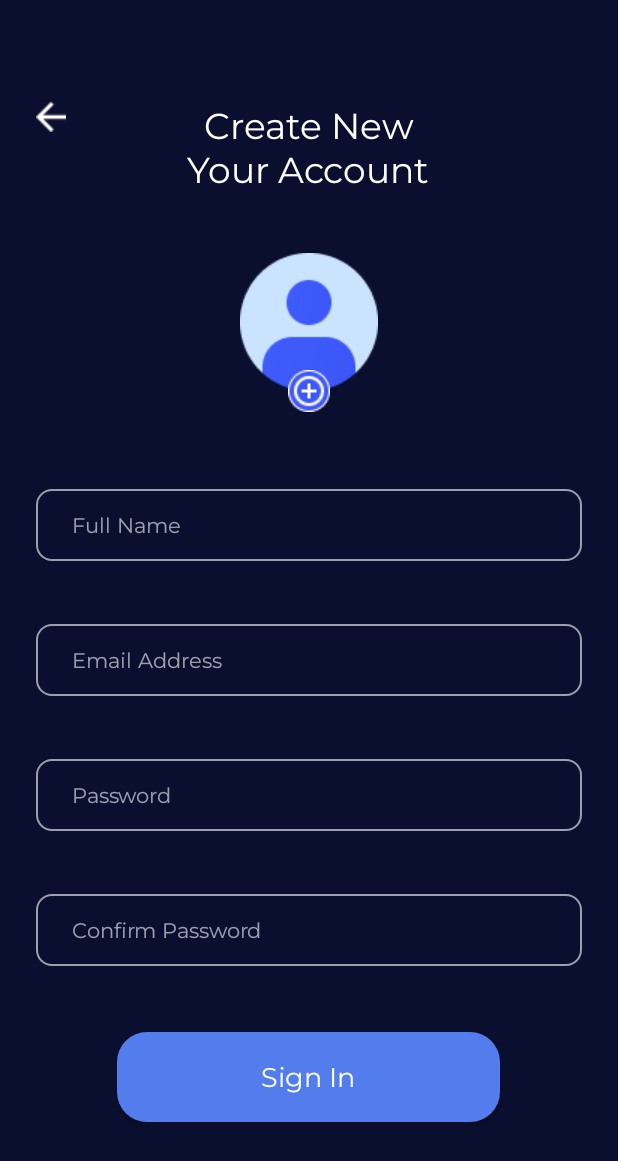
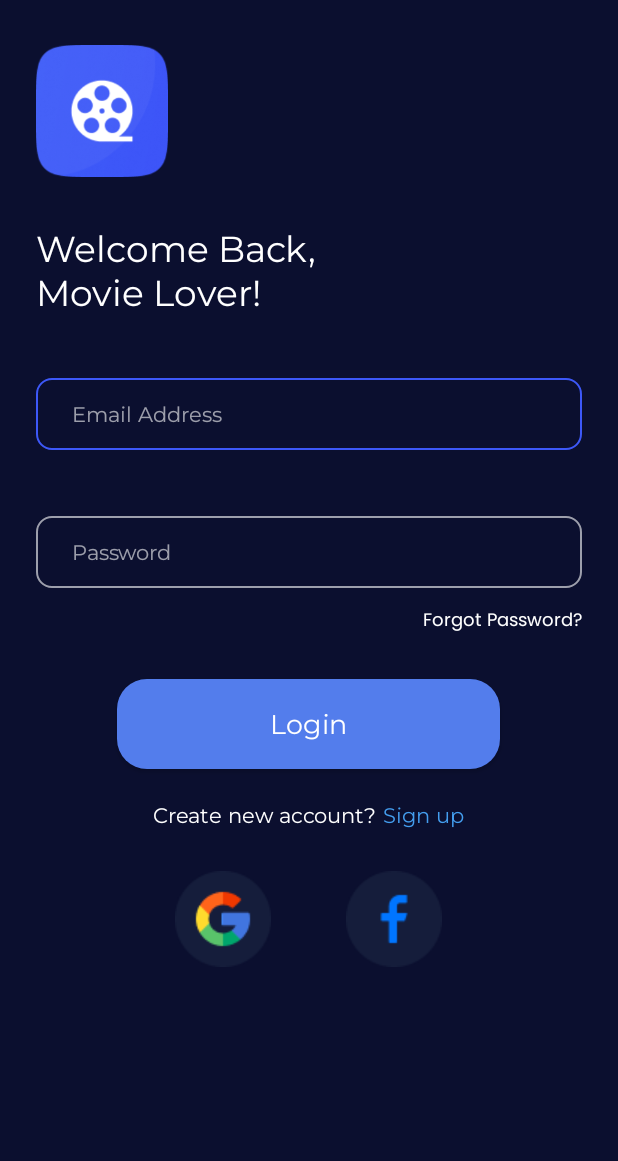
Before and after one commit to ManhHoDinh/MovieTicketApp, an Android app: the screen it shows after launch (SignUpActivity before the commit, SignInActivity after it), on a phone screen of 412 x 824 dp. Shown: the top 1161 px of the screen. Run offline under Robolectric (Android 15) with nearby library versions, the phone set to English and light mode, and no system bars.

Commit message:
Update SignIn and SignUp activity

```diff
--- a/app/src/main/AndroidManifest.xml
+++ b/app/src/main/AndroidManifest.xml
@@ -13,7 +13,7 @@
         tools:targetApi="31">
 
         <activity
-            android:name=".SignUpActivity"
+            android:name=".SignInActivity"
             android:exported="true">
             <intent-filter>
                 <action android:name="android.intent.action.MAIN" />
--- a/app/src/main/java/com/example/movieticketapp/SignUpActivity.java
+++ b/app/src/main/java/com/example/movieticketapp/SignUpActivity.java
@@ -1,13 +1,29 @@
 package com.example.movieticketapp;
 
+import android.app.Instrumentation;
+import android.content.Intent;
+import android.provider.MediaStore;
+import android.support.annotation.NonNull;
 import android.support.v7.app.AppCompatActivity;
 import android.os.Bundle;
+import android.view.View;
+import android.widget.ImageView;
 
 public class SignUpActivity extends AppCompatActivity {
+
 
     @Override
     protected void onCreate(Bundle savedInstanceState) {
         super.onCreate(savedInstanceState);
         setContentView(R.layout.activity_sign_up);
+        ImageView imageView =  findViewById(R.id.addimage);
+        imageView.setOnClickListener(new View.OnClickListener() {
+            @Override
+            public void onClick(View view) {
+                Intent intent =  new Intent(Intent.ACTION_PICK);
+                intent.setData(MediaStore.Images.Media.EXTERNAL_CONTENT_URI);
+
+            }
+        });
     }
 }
--- a/app/src/main/res/drawable/edittext_boder.xml
+++ b/app/src/main/res/drawable/edittext_boder.xml
@@ -1,6 +1,15 @@
-<?xml version="1.0" encoding="utf-8"?>
-<shape xmlns:android="http://schemas.android.com/apk/res/android">
-<stroke android:color="@color/hint_color"
-    android:width="1dp"/>
-    <corners android:radius="10dp"/>
-</shape>
+<selector xmlns:android="http://schemas.android.com/apk/res/android">
+    <item android:state_enabled="true"
+        android:state_focused="true">
+        <shape android:shape="rectangle">
+            <stroke android:width="1dp" android:color="@color/main_color" />
+            <corners android:radius="10dp"/>
+            </shape>
+    </item>
+    <item android:state_enabled="true">
+        <shape android:shape="rectangle">
+            <stroke android:width="1dp" android:color="@color/hint_color" />
+            <corners android:radius="10dp"/>
+            </shape>
+    </item>
+</selector>
--- a/app/src/main/res/layout/activity_sign_in.xml
+++ b/app/src/main/res/layout/activity_sign_in.xml
@@ -9,6 +9,10 @@
     android:paddingRight="24dp"
     android:background="@color/dark_background_1"
     tools:context=".SignInActivity">
+    <ScrollView
+        android:scrollbars="none"
+        android:layout_width="match_parent"
+        android:layout_height="match_parent">
         <LinearLayout
             android:orientation="vertical"
             android:layout_width="match_parent"
@@ -40,6 +44,7 @@
                 android:background="@drawable/edittext_boder"
                 android:fontFamily="@font/montserrat_regular"
                 android:hint="Email Address"
+                android:defaultFocusHighlightEnabled="true"
                 android:inputType="textEmailAddress"
                 android:paddingLeft="24dp"
                 android:singleLine="true"
@@ -139,4 +144,5 @@
 
             </LinearLayout>
         </LinearLayout>
+    </ScrollView>
 </android.support.constraint.ConstraintLayout>
--- a/app/src/main/res/layout/activity_sign_up.xml
+++ b/app/src/main/res/layout/activity_sign_up.xml
@@ -10,6 +10,7 @@
     tools:context=".SignUpActivity">
 
     <ScrollView
+        android:scrollbars="none"
         android:layout_width="match_parent"
         android:layout_height="match_parent">
         <LinearLayout
@@ -49,14 +50,15 @@
                 android:layout_height="92dp"
                 android:layout_gravity="center"
                 android:layout_marginTop="40dp"
-                android:src="@drawable/profile" />
+                android:src="@drawable/profile"/>
 
             <ImageView
                 android:layout_width="wrap_content"
                 android:layout_height="wrap_content"
                 android:layout_gravity="center"
                 android:src="@drawable/add"
-                android:translationY="-14dp" />
+                android:translationY="-14dp"
+                android:id="@+id/addimage"/>
 
             <EditText
                 android:id="@+id/fullname"
```
Lines whose indentation alone changed are shown as unchanged.
